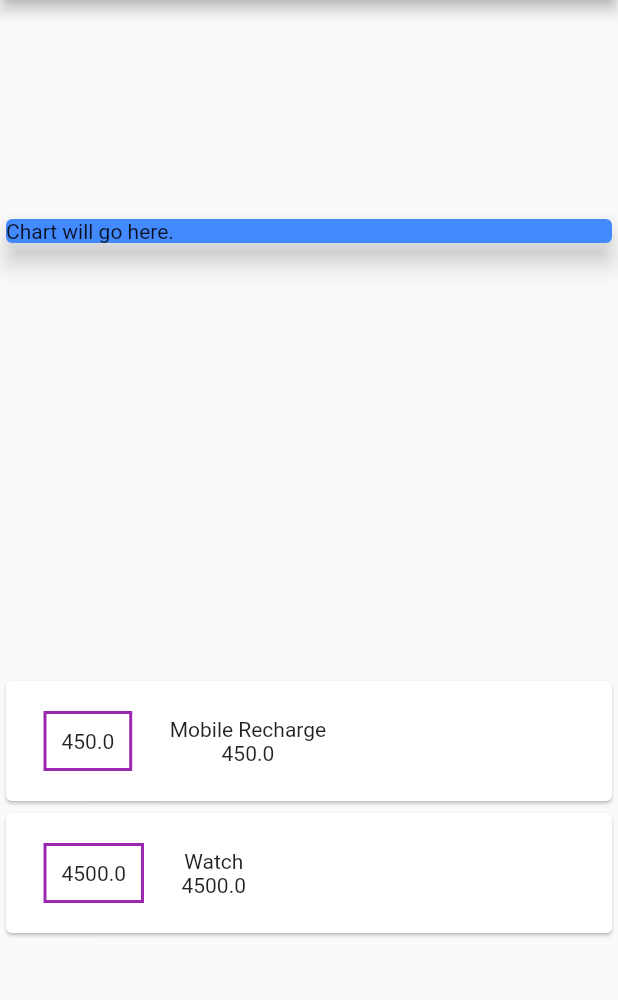
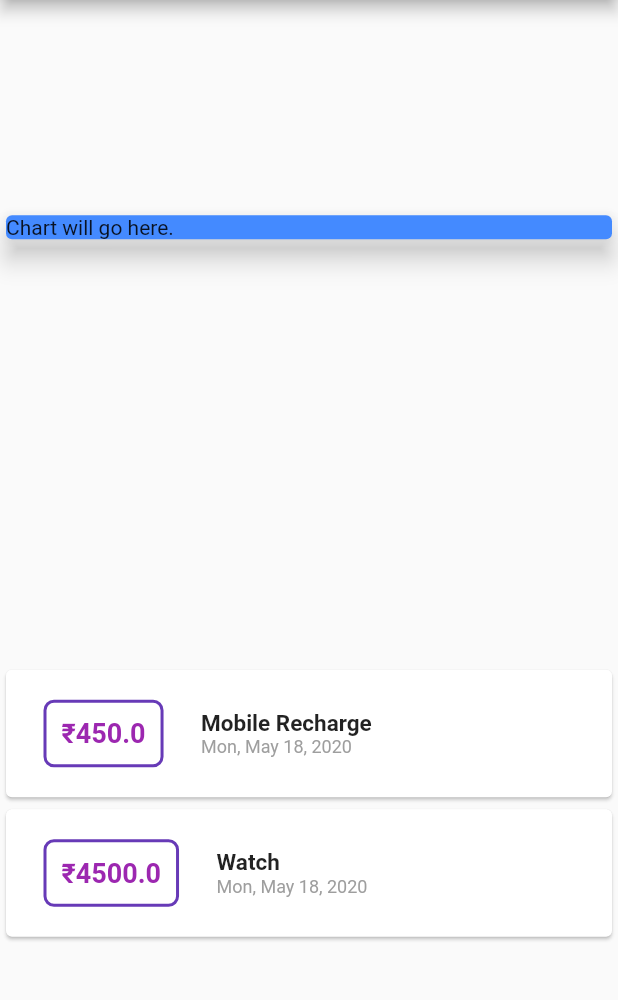
Before and after one commit to harsh2000yadav/Expense-Tracker, a Flutter app: the screen it shows after launch, on a phone screen of 412 x 824 dp, the part 84-1084 px from its top. Run offline on Flutter 3.47's test engine with Material 2 defaults, Android fonts, the phone set to English and light mode, and no system bars.

Commit message:
transaction cards

```diff
--- a/lib/main.dart
+++ b/lib/main.dart
@@ -1,6 +1,8 @@
-import 'package:expenses/transaction.dart';
+
 import 'package:flutter/material.dart';
+import 'package:intl/intl.dart';
 import './transaction.dart';
+
 
 void main()=>runApp(MyApp());
 
@@ -50,20 +52,39 @@ class MyHomePage extends StatelessWidget {
                         vertical:20
                       ),
                       decoration: BoxDecoration(
+                        borderRadius: BorderRadius.all(Radius.circular(7)),
                         border: Border.all(
-                          color: Colors.purple,
+                          color: Colors.deepPurple,
                           style: BorderStyle.solid,
                           width: 2
                         ),
                       ),
                       padding: EdgeInsets.all(10),
-                      child: Text(tx.amount.toString())
+                      child: Text(
+                        '₹${tx.amount}',
+                      style: TextStyle(
+                        color: Colors.purple,
+                        fontSize: 18,
+                        fontWeight: FontWeight.bold,
+
+                      ),)
                     ),
                     Column(
                       children: <Widget>[
-                        Text(tx.title),
-                        Text(tx.amount.toString()),
+                        Text(tx.title,
+                        style: TextStyle(
+                          fontWeight: FontWeight.bold,
+                          fontSize: 15
+                        ),),
+                        Text(
+                          DateFormat().add_yMMMEd().format(tx.date),
+                        style: TextStyle(
+                          fontSize: 12,
+                          color: Colors.grey
+
+                        ),),
                       ],
+                      crossAxisAlignment: CrossAxisAlignment.start,
                     )
                   ],
                 )
--- a/pubspec.yaml
+++ b/pubspec.yaml
@@ -23,6 +23,8 @@ environment:
 dependencies:
   flutter:
     sdk: flutter
+  intl: ^0.16.1
+
 
 
   # The following adds the Cupertino Icons font to your application.
```
Also changed, not shown: pubspec.lock.
